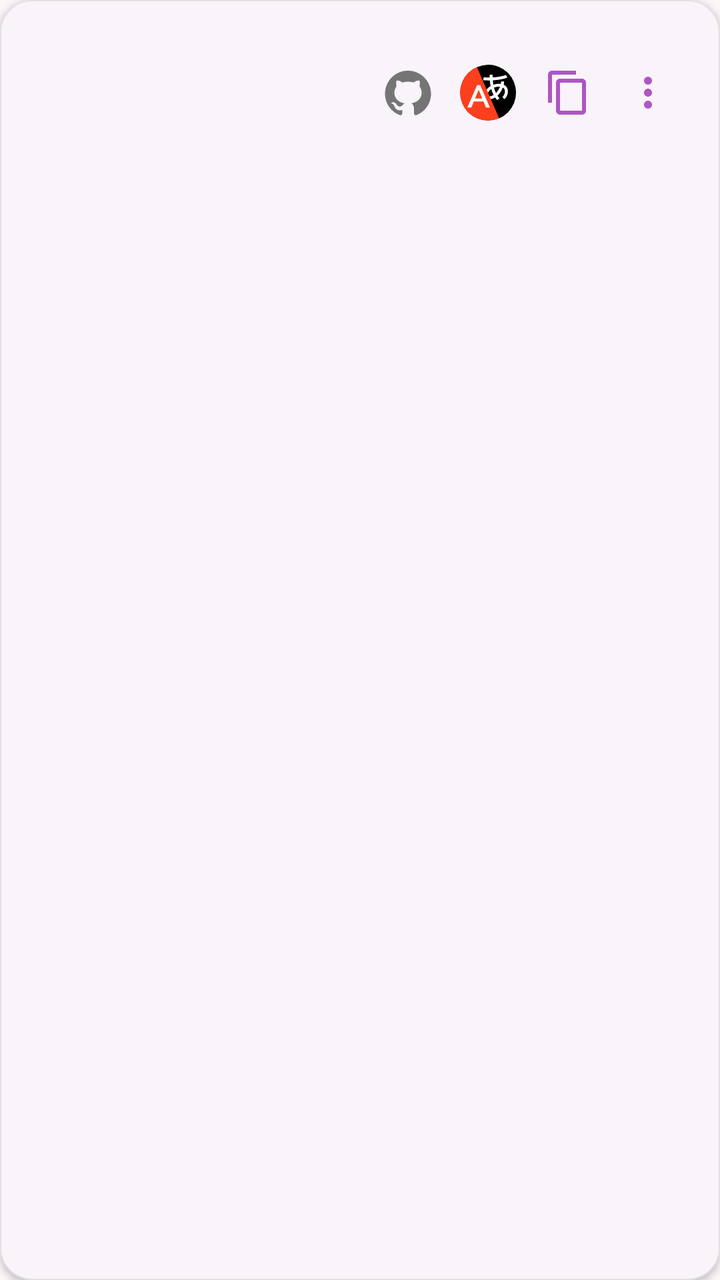
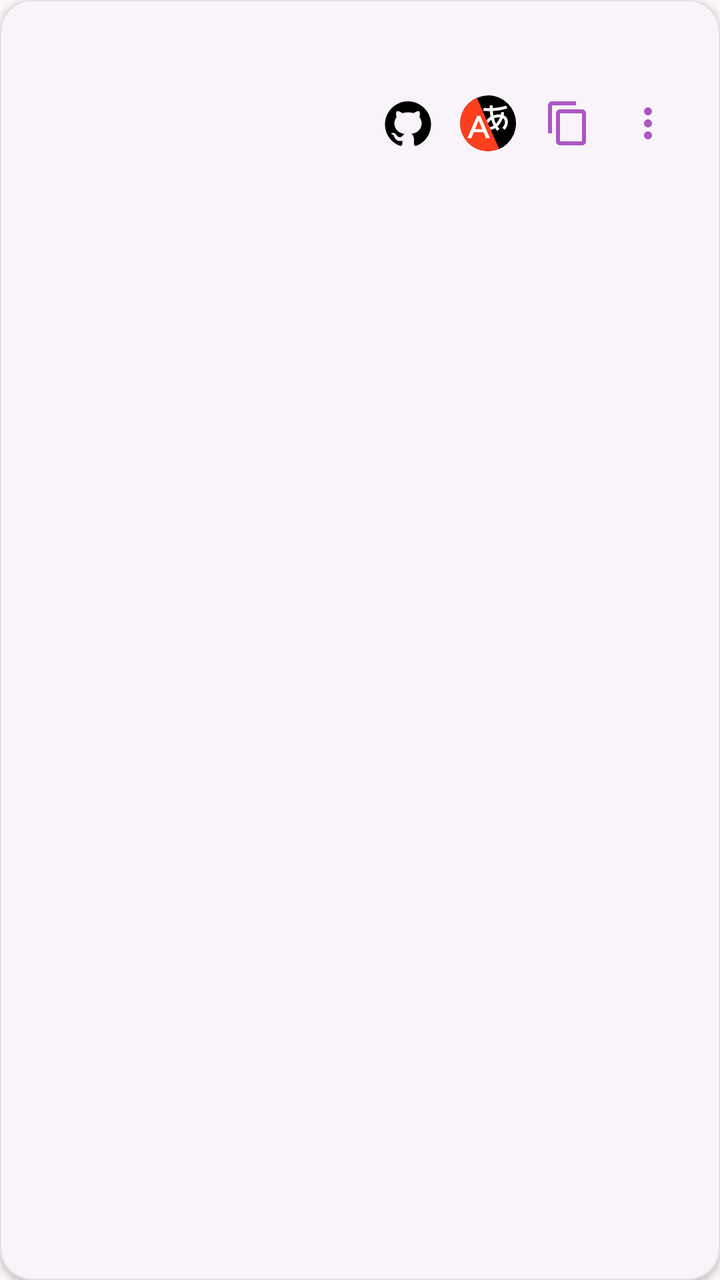

Compare the two renders of this Android layout. The source of the first and the diff that turns it into the second are given below.
<!-- AndroidManifest.xml: application theme Theme.Wisp -->
<!-- res/layout/item_config.xml -->
<?xml version="1.0" encoding="utf-8"?>
<com.google.android.material.card.MaterialCardView
    xmlns:android="http://schemas.android.com/apk/res/android"
    xmlns:app="http://schemas.android.com/apk/res-auto"
    android:layout_width="match_parent"
    android:layout_height="wrap_content"
    android:layout_marginHorizontal="16dp"
    android:layout_marginTop="12dp"
    app:cardCornerRadius="16dp"
    app:cardElevation="2dp"
    app:cardBackgroundColor="@color/card_background"
    app:strokeColor="@color/divider"
    app:strokeWidth="0.5dp">

    <LinearLayout
        android:layout_width="match_parent"
        android:layout_height="wrap_content"
        android:orientation="horizontal"
        android:padding="16dp"
        android:gravity="center_vertical">

        
        <LinearLayout
            android:layout_width="0dp"
            android:layout_height="wrap_content"
            android:layout_weight="1"
            android:orientation="vertical">

            <TextView
                android:id="@+id/tvName"
                android:layout_width="wrap_content"
                android:layout_height="wrap_content"
                android:textAppearance="?attr/textAppearanceSubtitle1"
                android:textColor="@color/text_primary"
                android:maxLines="1"
                android:ellipsize="end" />

            <TextView
                android:id="@+id/tvDate"
                android:layout_width="wrap_content"
                android:layout_height="wrap_content"
                android:layout_marginTop="4dp"
                android:textAppearance="?attr/textAppearanceBody2"
                android:textColor="@color/text_secondary" />

            <TextView
                android:id="@+id/tvRelativeTime"
                android:layout_width="wrap_content"
                android:layout_height="wrap_content"
                android:textAppearance="?attr/textAppearanceCaption"
                android:textColor="@color/hydrangea_purple" />
        </LinearLayout>

        
        <LinearLayout
            android:layout_width="wrap_content"
            android:layout_height="wrap_content"
            android:orientation="horizontal"
            android:gravity="center_vertical">

            <ImageButton
                android:id="@+id/btnRefreshDirect"
                android:layout_width="40dp"
                android:layout_height="40dp"
                android:background="?attr/selectableItemBackgroundBorderless"
                android:src="@drawable/ic_github"
                android:contentDescription="Обновить напрямую"
                android:tint="@color/text_secondary"
                android:scaleType="centerInside" />

            <ImageButton
                android:id="@+id/btnRefreshProxy"
                android:layout_width="40dp"
                android:layout_height="40dp"
                android:background="?attr/selectableItemBackgroundBorderless"
                android:src="@drawable/ic_yandex"
                android:contentDescription="Обновить через Яндекс Переводчик"
                android:padding="6dp"
                android:scaleType="centerInside" />

            <ImageButton
                android:id="@+id/btnCopyUrls"
                android:layout_width="40dp"
                android:layout_height="40dp"
                android:background="?attr/selectableItemBackgroundBorderless"
                android:src="@drawable/ic_content_copy"
                android:contentDescription="Скопировать ссылки"
                android:tint="@color/icon_tint"
                android:scaleType="centerInside" />

            <ImageButton
                android:id="@+id/btnMenu"
                android:layout_width="40dp"
                android:layout_height="40dp"
                android:background="?attr/selectableItemBackgroundBorderless"
                android:src="@drawable/ic_more_vert"
                android:contentDescription="Меню"
                android:tint="@color/icon_tint"
                android:scaleType="centerInside" />
        </LinearLayout>
    </LinearLayout>

</com.google.android.material.card.MaterialCardView>
<!-- resources referenced by this layout -->
<resources>
  <color name="card_background">#FFFFFF</color>
  <color name="divider">#E0E0E0</color>
  <color name="hydrangea_purple">#AD56C4</color>
  <color name="icon_tint">@color/hydrangea_purple</color>
  <color name="text_primary">#212121</color>
  <color name="text_secondary">#757575</color>
  <!-- drawable ic_content_copy (drawable) -->
  <vector xmlns:android="http://schemas.android.com/apk/res/android"
      android:width="24dp"
      android:height="24dp"
      android:viewportWidth="24"
      android:viewportHeight="24">
      <path
          android:fillColor="#FF000000"
          android:pathData="M16,1H4c-1.1,0 -2,0.9 -2,2v14h2V3h12V1zM19,5H8c-1.1,0 -2,0.9 -2,2v14c0,1.1 0.9,2 2,2h11c1.1,0 2,-0.9 2,-2V7c0,-1.1 -0.9,-2 -2,-2zM19,21H8V7h11v14z"/>
  </vector>
  <!-- drawable ic_github (drawable) -->
  <vector xmlns:android="http://schemas.android.com/apk/res/android"
      android:width="24dp"
      android:height="24dp"
      android:viewportWidth="24"
      android:viewportHeight="24">
      <path
          android:fillColor="#000000"
          android:pathData="M10.226,17.284c-2.965,-0.36 -5.054,-2.493 -5.054,-5.256 0,-1.123 0.404,-2.336 1.078,-3.144 -0.292,-0.741 -0.247,-2.314 0.09,-2.965 0.898,-0.112 2.111,0.36 2.83,1.01 0.853,-0.269 1.752,-0.404 2.853,-0.404 1.1,0 1.999,0.135 2.807,0.382 0.696,-0.629 1.932,-1.1 2.83,-0.988 0.315,0.606 0.36,2.179 0.067,2.942 0.72,0.854 1.101,2 1.101,3.167 0,2.763 -2.089,4.852 -5.098,5.234 0.763,0.494 1.28,1.572 1.28,2.807v2.336c0,0.674 0.561,1.056 1.235,0.786 4.066,-1.55 7.255,-5.615 7.255,-10.646C23.5,6.188 18.334,1 11.978,1 5.62,1 0.5,6.188 0.5,12.545c0,4.986 3.167,9.12 7.435,10.669 0.606,0.225 1.19,-0.18 1.19,-0.786V20.63a2.9,2.9 0,0 1,-1.078,0.224c-1.483,0 -2.359,-0.808 -2.987,-2.313 -0.247,-0.607 -0.517,-0.966 -1.034,-1.033 -0.27,-0.023 -0.359,-0.135 -0.359,-0.27 0,-0.27 0.45,-0.471 0.898,-0.471 0.652,0 1.213,0.404 1.797,1.235 0.45,0.651 0.921,0.943 1.483,0.943 0.561,0 0.92,-0.202 1.437,-0.719 0.382,-0.381 0.674,-0.718 0.944,-0.943" />
  </vector>
  <!-- drawable ic_more_vert (drawable) -->
  <vector xmlns:android="http://schemas.android.com/apk/res/android"
      android:width="24dp"
      android:height="24dp"
      android:viewportWidth="24"
      android:viewportHeight="24">
      <path
          android:fillColor="#757575"
          android:pathData="M12,8c1.1,0 2,-0.9 2,-2s-0.9,-2 -2,-2 -2,0.9 -2,2 0.9,2 2,2zM12,10c-1.1,0 -2,0.9 -2,2s0.9,2 2,2 2,-0.9 2,-2 -0.9,-2 -2,-2zM12,16c-1.1,0 -2,0.9 -2,2s0.9,2 2,2 2,-0.9 2,-2 -0.9,-2 -2,-2z"/>
  </vector>
  <!-- drawable ic_yandex: vector/xml drawable (drawable, 2548 chars, omitted) -->
  <style name="Theme.Wisp" parent="Base.Theme.Wisp">
          <item name="android:navigationBarColor">@android:color/transparent</item>
          <item name="android:statusBarColor">@android:color/transparent</item>
          <item name="android:windowLightStatusBar">?attr/isLightTheme</item>
      </style>
  <style name="Base.Theme.Wisp" parent="Theme.Material3.DayNight.NoActionBar">
          <item name="colorPrimary">@color/hydrangea_purple</item>
          <item name="colorPrimaryVariant">@color/hydrangea_lilac</item>
          <item name="colorOnPrimary">@android:color/white</item>
          <item name="colorSecondary">@color/hydrangea_pink</item>
          <item name="colorSecondaryVariant">@color/hydrangea_peach</item>
          <item name="colorOnSecondary">@android:color/white</item>
          <item name="android:windowBackground">@color/background</item>
          <item name="colorSurface">@color/card_background</item>
          <item name="colorOnSurface">@color/text_primary</item>
      </style>
  <color name="hydrangea_lilac">#FF9CE9</color>
  <color name="hydrangea_pink">#FF8DA1</color>
  <color name="hydrangea_peach">#FFC2BA</color>
  <color name="background">#FDF6F8</color>
</resources>

<!-- the commit's change to res/layout/item_config.xml (unified diff, before → after) -->
@@ -15,88 +15,95 @@
     <LinearLayout
         android:layout_width="match_parent"
         android:layout_height="wrap_content"
-        android:orientation="horizontal"
-        android:padding="16dp"
-        android:gravity="center_vertical">
+        android:orientation="vertical"
+        android:padding="16dp">
 
         
+        <TextView
+            android:id="@+id/tvName"
+            android:layout_width="match_parent"
+            android:layout_height="wrap_content"
+            android:textAppearance="?attr/textAppearanceSubtitle1"
+            android:textColor="@color/text_primary"
+            android:maxLines="2"
+            android:ellipsize="end" />
+
         <LinearLayout
-            android:layout_width="0dp"
+            android:layout_width="match_parent"
             android:layout_height="wrap_content"
-            android:layout_weight="1"
-            android:orientation="vertical">
-
-            <TextView
-                android:id="@+id/tvName"
-                android:layout_width="wrap_content"
-                android:layout_height="wrap_content"
-                android:textAppearance="?attr/textAppearanceSubtitle1"
-                android:textColor="@color/text_primary"
-                android:maxLines="1"
-                android:ellipsize="end" />
-
-            <TextView
-                android:id="@+id/tvDate"
-                android:layout_width="wrap_content"
-                android:layout_height="wrap_content"
-                android:layout_marginTop="4dp"
-                android:textAppearance="?attr/textAppearanceBody2"
-                android:textColor="@color/text_secondary" />
-
-            <TextView
-                android:id="@+id/tvRelativeTime"
-                android:layout_width="wrap_content"
-                android:layout_height="wrap_content"
-                android:textAppearance="?attr/textAppearanceCaption"
-                android:textColor="@color/hydrangea_purple" />
-        </LinearLayout>
-
-        
-        <LinearLayout
-            android:layout_width="wrap_content"
-            android:layout_height="wrap_content"
+            android:layout_marginTop="4dp"
             android:orientation="horizontal"
             android:gravity="center_vertical">
 
-            <ImageButton
-                android:id="@+id/btnRefreshDirect"
-                android:layout_width="40dp"
-                android:layout_height="40dp"
-                android:background="?attr/selectableItemBackgroundBorderless"
-                android:src="@drawable/ic_github"
-                android:contentDescription="Обновить напрямую"
-                android:tint="@color/text_secondary"
-                android:scaleType="centerInside" />
+            
+            <LinearLayout
+                android:layout_width="0dp"
+                android:layout_height="wrap_content"
+                android:layout_weight="1"
+                android:orientation="vertical">
 
-            <ImageButton
-                android:id="@+id/btnRefreshProxy"
-                android:layout_width="40dp"
-                android:layout_height="40dp"
-                android:background="?attr/selectableItemBackgroundBorderless"
-                android:src="@drawable/ic_yandex"
-                android:contentDescription="Обновить через Яндекс Переводчик"
-                android:padding="6dp"
-                android:scaleType="centerInside" />
+                <TextView
+                    android:id="@+id/tvDate"
+                    android:layout_width="wrap_content"
+                    android:layout_height="wrap_content"
+                    android:textAppearance="?attr/textAppearanceBody2"
+                    android:textColor="@color/text_secondary" />
 
-            <ImageButton
-                android:id="@+id/btnCopyUrls"
-                android:layout_width="40dp"
-                android:layout_height="40dp"
-                android:background="?attr/selectableItemBackgroundBorderless"
-                android:src="@drawable/ic_content_copy"
-                android:contentDescription="Скопировать ссылки"
-                android:tint="@color/icon_tint"
-                android:scaleType="centerInside" />
+                <TextView
+                    android:id="@+id/tvRelativeTime"
+                    android:layout_width="wrap_content"
+                    android:layout_height="wrap_content"
+                    android:layout_marginTop="2dp"
+                    android:textAppearance="?attr/textAppearanceCaption"
+                    android:textColor="@color/hydrangea_purple" />
+            </LinearLayout>
 
-            <ImageButton
-                android:id="@+id/btnMenu"
-                android:layout_width="40dp"
-                android:layout_height="40dp"
-                android:background="?attr/selectableItemBackgroundBorderless"
-                android:src="@drawable/ic_more_vert"
-                android:contentDescription="Меню"
-                android:tint="@color/icon_tint"
-                android:scaleType="centerInside" />
+            
+            <LinearLayout
+                android:layout_width="wrap_content"
+                android:layout_height="wrap_content"
+                android:orientation="horizontal"
+                android:gravity="center_vertical">
+
+                <ImageButton
+                    android:id="@+id/btnRefreshDirect"
+                    android:layout_width="40dp"
+                    android:layout_height="40dp"
+                    android:background="?attr/selectableItemBackgroundBorderless"
+                    android:src="@drawable/ic_github"
+                    android:contentDescription="Обновить напрямую"
+                    android:scaleType="centerInside" />
+
+                <ImageButton
+                    android:id="@+id/btnRefreshProxy"
+                    android:layout_width="40dp"
+                    android:layout_height="40dp"
+                    android:background="?attr/selectableItemBackgroundBorderless"
+                    android:src="@drawable/ic_yandex"
+                    android:contentDescription="Обновить через Яндекс Переводчик"
+                    android:padding="6dp"
+                    android:scaleType="centerInside" />
+
+                <ImageButton
+                    android:id="@+id/btnCopyUrls"
+                    android:layout_width="40dp"
+                    android:layout_height="40dp"
+                    android:background="?attr/selectableItemBackgroundBorderless"
+                    android:src="@drawable/ic_content_copy"
+                    android:contentDescription="Скопировать ссылки"
+                    android:tint="@color/icon_tint"
+                    android:scaleType="centerInside" />
+
+                <ImageButton
+                    android:id="@+id/btnMenu"
+                    android:layout_width="40dp"
+                    android:layout_height="40dp"
+                    android:background="?attr/selectableItemBackgroundBorderless"
+                    android:src="@drawable/ic_more_vert"
+                    android:contentDescription="Меню"
+                    android:tint="@color/icon_tint"
+                    android:scaleType="centerInside" />
+            </LinearLayout>
         </LinearLayout>
     </LinearLayout>
 
